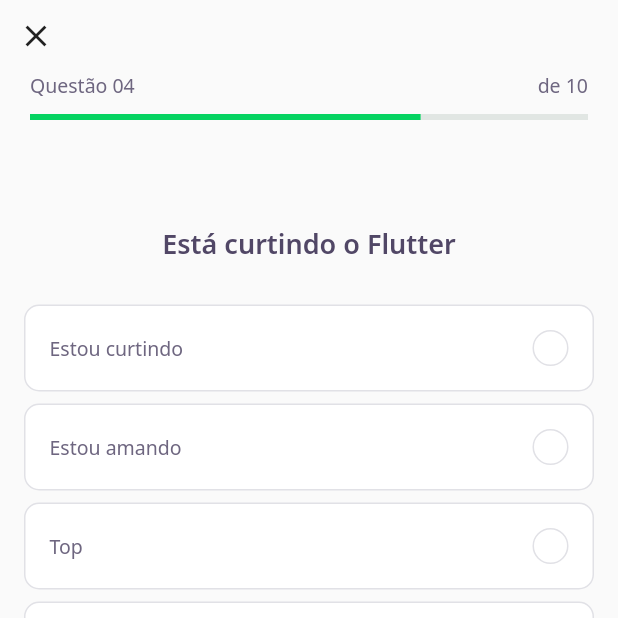
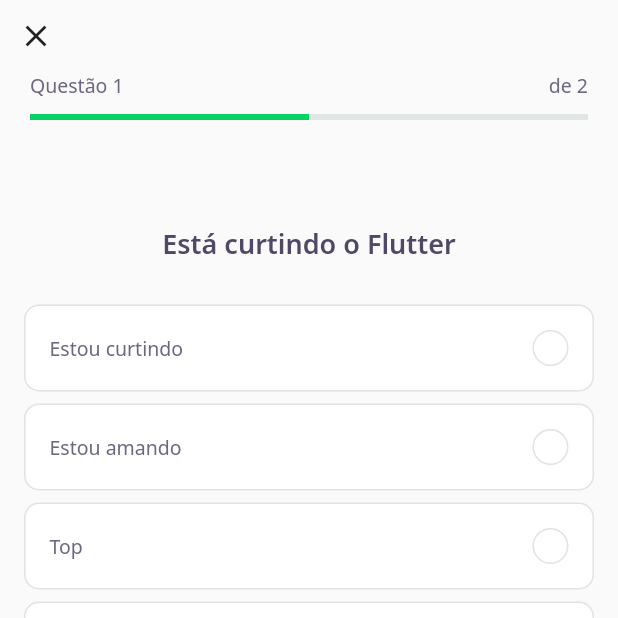
Before and after one commit to cintiafumi/devquiz, a Flutter app: the screen it shows after launch, after a tap on "NLW 5 Flutter", on a phone screen of 412 x 824 dp, the top half of it. Run offline on Flutter 3.47's test engine with Material 2 defaults, Android fonts, the phone set to English and light mode, and no system bars; our stand-ins replace google_fonts; accounts and stored records are empty; network calls fail.

Commit message:
✨  feat: Add ChallengeController

```diff
--- /dev/null
+++ b/lib/challenge/challenge_controller.dart
@@ -0,0 +1,7 @@
+import 'package:flutter/foundation.dart';
+
+class ChallengeController {
+  final currentPageNotifier = ValueNotifier<int>(1);
+  int get currentPage => currentPageNotifier.value;
+  set currentPage(int value) => currentPageNotifier.value = value;
+}
--- a/lib/challenge/challenge_page.dart
+++ b/lib/challenge/challenge_page.dart
@@ -3,6 +3,8 @@ import 'package:devquiz/challenge/widgets/question_indicator/question_indicator_
 import 'package:devquiz/challenge/widgets/quiz/quiz_widget.dart';
 import 'package:devquiz/shared/models/question_model.dart';
 import 'package:flutter/material.dart';
+
+import 'challenge_controller.dart';
 
 class ChallengePage extends StatefulWidget {
   final List<QuestionModel> questions;
@@ -13,6 +15,19 @@ class ChallengePage extends StatefulWidget {
 }
 
 class _ChallengePageState extends State<ChallengePage> {
+  final controller = ChallengeController();
+  final pageController = PageController();
+
+  @override
+  void initState() {
+    pageController.addListener(() {
+      setState(() {
+        controller.currentPage = pageController.page!.toInt() + 1;
+      });
+    });
+    super.initState();
+  }
+
   @override
   Widget build(BuildContext context) {
     return Scaffold(
@@ -29,13 +44,21 @@ class _ChallengePageState extends State<ChallengePage> {
                   Navigator.pop(context);
                 },
               ),
-              QuestionIndicatorWidget(),
+              ValueListenableBuilder<int>(
+                valueListenable: controller.currentPageNotifier,
+                builder: (context, value, _) => QuestionIndicatorWidget(
+                  currentPage: value,
+                  length: widget.questions.length,
+                ),
+              ),
             ],
           ),
         ),
       ),
-      body: QuizWidget(
-        question: widget.questions[0],
+      body: PageView(
+        physics: NeverScrollableScrollPhysics(),
+        controller: pageController,
+        children: widget.questions.map((e) => QuizWidget(question: e)).toList(),
       ),
       bottomNavigationBar: SafeArea(
         child: Padding(
@@ -46,7 +69,12 @@ class _ChallengePageState extends State<ChallengePage> {
               Expanded(
                   child: NextButtonWidget.secondary(
                 label: "Pular",
-                onTap: () {},
+                onTap: () {
+                  pageController.nextPage(
+                    duration: Duration(milliseconds: 10),
+                    curve: Curves.linear,
+                  );
+                },
               )),
               SizedBox(
                 width: 7,
--- a/lib/challenge/widgets/question_indicator/question_indicator_widget.dart
+++ b/lib/challenge/widgets/question_indicator/question_indicator_widget.dart
@@ -3,7 +3,9 @@ import 'package:devquiz/shared/widgets/progress_indicator/progress_indicator_wid
 import 'package:flutter/material.dart';
 
 class QuestionIndicatorWidget extends StatelessWidget {
-  const QuestionIndicatorWidget({Key? key}) : super(key: key);
+  final int currentPage;
+  final int length;
+  const QuestionIndicatorWidget({Key? key, required this.currentPage, required this.length}) : super(key: key);
 
   @override
   Widget build(BuildContext context) {
@@ -15,11 +17,11 @@ class QuestionIndicatorWidget extends StatelessWidget {
             mainAxisAlignment: MainAxisAlignment.spaceBetween,
             children: [
               Text(
-                "Questão 04",
+                "Questão $currentPage",
                 style: AppTextStyles.body,
               ),
               Text(
-                "de 10",
+                "de $length",
                 style: AppTextStyles.body,
               ),
             ],
@@ -28,7 +30,7 @@ class QuestionIndicatorWidget extends StatelessWidget {
             height: 10,
           ),
           ProgressIndicatorWidget(
-            value: 0.7,
+            value: currentPage/length,
           )
         ],
       ),
```
